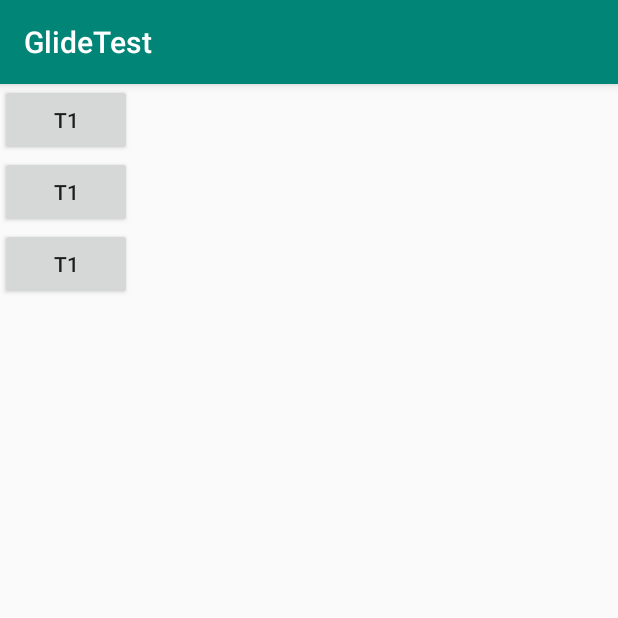
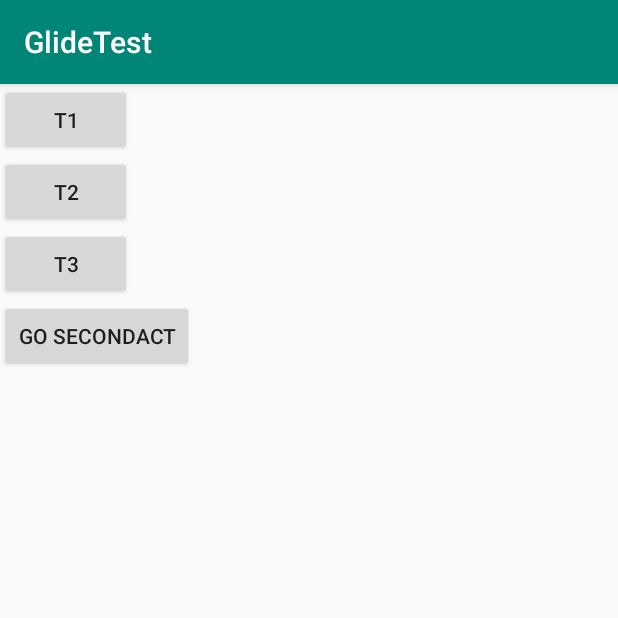
Before and after one commit to EthanCo/HandwrittenLibrary, an Android app: the screen it shows after launch (MainActivity), after a tap on "T1", on a phone screen of 412 x 824 dp, the top half of it. Run offline under Robolectric (Android 15) with nearby library versions, the phone set to English and light mode, and no system bars; pictures from the network do not load.

Commit message:
Glide完成

```diff
--- a/CustomGlide/app/src/main/AndroidManifest.xml
+++ b/CustomGlide/app/src/main/AndroidManifest.xml
@@ -1,6 +1,10 @@
 <?xml version="1.0" encoding="utf-8"?>
 <manifest xmlns:android="http://schemas.android.com/apk/res/android"
     package="com.ethanco.glidetest">
+
+    <uses-permission android:name="android.permission.INTERNET" />
+    <uses-permission android:name="android.permission.WRITE_EXTERNAL_STORAGE" />
+    <uses-permission android:name="android.permission.READ_EXTERNAL_STORAGE" />
 
     <application
         android:allowBackup="true"
@@ -9,6 +13,7 @@
         android:roundIcon="@mipmap/ic_launcher_round"
         android:supportsRtl="true"
         android:theme="@style/AppTheme">
+        <activity android:name=".SecondActivity"></activity>
         <activity android:name=".MainActivity">
             <intent-filter>
                 <action android:name="android.intent.action.MAIN" />
--- a/CustomGlide/app/src/main/java/com/ethanco/glidetest/MainActivity.java
+++ b/CustomGlide/app/src/main/java/com/ethanco/glidetest/MainActivity.java
@@ -1,14 +1,18 @@
 package com.ethanco.glidetest;
 
+import android.Manifest;
+import android.content.Intent;
 import android.os.Bundle;
 import android.view.View;
 import android.widget.ImageView;
 
 import androidx.appcompat.app.AppCompatActivity;
+import androidx.core.app.ActivityCompat;
 
 public class MainActivity extends AppCompatActivity {
 
     private ImageView imageView1, imageView2, imageView3;
+    public static final String PATH = "https://b-ssl.duitang.com/uploads/item/201208/30/20120830173930_PBfJE.jpeg";
 
     @Override
     protected void onCreate(Bundle savedInstanceState) {
@@ -18,19 +22,21 @@ public class MainActivity extends AppCompatActivity {
         imageView1 = findViewById(R.id.image1);
         imageView2 = findViewById(R.id.image2);
         imageView3 = findViewById(R.id.image3);
+
+        ActivityCompat.requestPermissions(this, new String[]{Manifest.permission.WRITE_EXTERNAL_STORAGE},1);
     }
 
     // 加载此图片：https://cn.bing.com/sa/simg/hpb/LaDigue_EN-CA1115245085_1920x1080.jpg
     public void t1(View view) {
-        Glide.with(this).load("https://cn.bing.com/sa/simg/hpb/LaDigue_EN-CA1115245085_1920x1080.jpg").into(imageView1);
+        Glide.with(this).load(PATH).into(imageView1);
     }
 
     public void t2(View view) {
-        Glide.with(this).load("https://cn.bing.com/sa/simg/hpb/LaDigue_EN-CA1115245085_1920x1080.jpg").into(imageView2);
+        Glide.with(this).load(PATH).into(imageView2);
     }
 
     public void t3(View view) {
-        Glide.with(this).load("https://cn.bing.com/sa/simg/hpb/LaDigue_EN-CA1115245085_1920x1080.jpg").into(imageView3);
+        Glide.with(this).load(PATH).into(imageView3);
     }
 
     @Override
@@ -42,4 +48,10 @@ public class MainActivity extends AppCompatActivity {
     protected void onDestroy() {
         super.onDestroy();
     }
+
+    public void goSecondAct(View view) {
+        Intent intent = new Intent(this, SecondActivity.class);
+        startActivity(intent);
+        finish();
+    }
 }
--- a/CustomGlide/app/src/main/java/com/ethanco/glidetest/RequestManager.java
+++ b/CustomGlide/app/src/main/java/com/ethanco/glidetest/RequestManager.java
@@ -33,9 +33,11 @@ public class RequestManager {
 
     /**
      * 可以管理生命周期 - FragmentActivity是有生命周期方法的(Fragment)
+     *
      * @param fragmentActivity
      */
     FragmentActivity fragmentActivity;
+
     public RequestManager(FragmentActivity fragmentActivity) {
         this.requestManagerContext = fragmentActivity;
         this.fragmentActivity = fragmentActivity;
@@ -58,6 +60,7 @@ public class RequestManager {
 
     /**
      * 可以管理生命周期 -- Activity是有生命周期方法的(Fragment)
+     *
      * @param activity
      */
     // todo @2
@@ -93,6 +96,7 @@ public class RequestManager {
 
     /**
      * 代表无法去管理生命周期 -- 因为Application无法管理
+     *
      * @param context
      */
     public RequestManager(Context context) {
@@ -101,12 +105,16 @@ public class RequestManager {
 
     /**
      * load 拿到要显示的图片路径
-     * @param s
+     *
+     * @param path
      * @return
      */
-    public RequestTargetEngine load(String s) {
+    public RequestTargetEngine load(String path) {
         // 移除Handler
         mHandler.removeMessages(NEXT_HANDLER_MSG);
+
+        //把值传递给资源加载引擎
+        requestTargetEngine.loadValueInitAction(path, requestManagerContext);
 
         return requestTargetEngine;
     }
--- a/CustomGlide/app/src/main/java/com/ethanco/glidetest/RequestTargetEngine.java
+++ b/CustomGlide/app/src/main/java/com/ethanco/glidetest/RequestTargetEngine.java
@@ -1,14 +1,24 @@
 package com.ethanco.glidetest;
 
+import android.content.Context;
 import android.util.Log;
 import android.widget.ImageView;
 
+import com.ethanco.glidetest.cache.ActiveCache;
+import com.ethanco.glidetest.cache.Key;
+import com.ethanco.glidetest.cache.MemoryCache;
+import com.ethanco.glidetest.cache.MemoryCacheCallback;
+import com.ethanco.glidetest.cache.Value;
+import com.ethanco.glidetest.cache.ValueCallback;
+import com.ethanco.glidetest.cache.disk.DiskCache;
 import com.ethanco.glidetest.fragment.LifecycleCallback;
+import com.ethanco.glidetest.load_data.LoadDataManager;
+import com.ethanco.glidetest.load_data.ResponseListener;
 
 /**
  * 加载图片资源
  */
-public class RequestTargetEngine implements LifecycleCallback {
+public class RequestTargetEngine implements LifecycleCallback, ValueCallback, MemoryCacheCallback, ResponseListener {
 
     private final String TAG = RequestTargetEngine.class.getSimpleName();
 
@@ -25,8 +35,168 @@ public class RequestTargetEngine implements LifecycleCallback {
     @Override
     public void glideRecycleAction() {
         Log.d(TAG, "glideInitAction: Glide生命周期之 进行释放操作 缓存策略释放操作等 >>>>>> ....");
+        if (activeCache != null) {
+            activeCache.closeThread(); // 把活动缓存给释放掉
+        }
+    }
+
+    private ActiveCache activeCache; // 活动缓存
+    private MemoryCache memoryCache; // 内存缓存
+    private DiskCache diskLruCache; // 磁盘缓存
+
+    private final int MEMORY_MAX_SIZE = 1024 * 1024 * 60;
+
+    public RequestTargetEngine() {
+        if (activeCache == null) {
+            activeCache = new ActiveCache(this); //设置监听:回调告诉外界，Value资源不再使用了
+        }
+        if (memoryCache == null) {
+            memoryCache = new MemoryCache(MEMORY_MAX_SIZE); //设置监听:LRU最少使用的元素会被移除
+            memoryCache.setMemoryCacheCallback(this);
+        }
+        // 初始化磁盘缓存
+        diskLruCache = new DiskCache();
+    }
+
+    private String path;
+    private Context glideContext;
+    private String key;
+    private ImageView imageView; //显示的目标
+
+    /**
+     * RequestManager传递的值
+     */
+    public void loadValueInitAction(String path, Context glideContext) {
+        this.path = path;
+        this.glideContext = glideContext;
+        key = new Key(path).getKey(); //ac037ea49e34257dc5577d1796bb137dbaddc0e42a9dff051beee8ea457a4668
     }
 
     public void into(ImageView imageView) {
+        this.imageView = imageView;
+
+        Tool.checkNotNull(imageView);
+        Tool.assertMainThread();
+
+        //TODO 加载资源 --> 缓存 --> 网络/SD 加载资源成功后 ---> 资源 保存到缓存中 >>>
+        Value value = cacheAction();
+        if (null != value) {
+            //使用完成了，减一
+            value.nonUseAction();
+            imageView.setImageBitmap(value.getmBitmap());
+        }
+    }
+
+    private Value cacheAction() {
+        //TODO 第一步，判断活动缓存是否有资源，如果有资源 就返回，否则就继续往下找
+        Value value = activeCache.get(key);
+        if (value != null) {
+            Log.d(TAG, "cacheAction: 本次加载是在(活动缓存)中获取的资源>>>");
+
+            //返回 代表 使用了一个Value
+            value.useAction(); //使用了一次 加一
+            return value;
+        }
+
+        //TODO 第二步，从内存缓存中去找，如果找到了，内存缓存中的元素"移动"到活动缓存，然后再返回
+        value = memoryCache.get(key);
+        if (null != value) {
+            // 移动操作
+            memoryCache.shoudonRemove(key); //移除内存缓存
+            activeCache.put(key, value); //把内存缓存中的元素 加入到活动缓存
+            Log.d(TAG, "cacheAction: 本次加载是在(内存缓存)中获取的资源>>>");
+
+            //返回 代表 使用了一个Value
+            value.useAction(); //使用了一次 加一
+            return value;
+        }
+
+        //TODO 第三步，从磁盘缓存中去找，如果找到了，把磁盘缓存中的元素 加入到活动缓存中
+        value = diskLruCache.get(key);
+        if (null != value) {
+            // 把磁盘缓存中的元素 --> 加入到活动缓存中
+            activeCache.put(key, value);
+            // 把磁盘缓存中的元素 --> 加入到内存缓存中
+            //memoryCache.put(key, value);
+
+            Log.d(TAG, "cacheAction: 本次加载是在(磁盘缓存)中获取的资源>>>");
+            //返回 代表 使用了一个Value
+            value.useAction(); //使用了一次 加一
+            return value;
+        }
+
+        //TODO 第四步，真正的去加载外部资源了，去网络上加载/去本地上加载
+        Log.d(TAG, "cacheAction: 本次加载是在(网络)中获取的资源>>>");
+        value = new LoadDataManager().loadResource(path, this, glideContext);
+        if (value != null) {
+            return value;
+        }
+
+        return null;
+    }
+
+    /**
+     * 活动缓存间接地调用Value所发出的
+     * 回调告诉外界，Value资源不再使用了
+     *
+     * @param key
+     * @param value
+     */
+    @Override
+    public void valueNonUseListener(String key, Value value) {
+        //把活动缓存的 Value资源 加载到 内存缓存
+        if (key != null && value != null) {
+            memoryCache.put(key, value);
+        }
+    }
+
+    /**
+     * 内存缓存发出的
+     * LRU最少使用的元素会被移除
+     *
+     * @param key
+     * @param oldValue
+     */
+    @Override
+    public void entryRemovedMemoryCache(String key, Value oldValue) {
+        //添加到复用池 ... 预留的功能
+    }
+
+    /**
+     * 从网络上加载图片成功
+     *
+     * @param value
+     */
+    @Override
+    public void responseSuccess(Value value) {
+        if (value != null) {
+            saveCache(key, value);
+            imageView.setImageBitmap(value.getmBitmap());
+        }
+    }
+
+    /**
+     * 从网络上加载图片失败
+     *
+     * @param e
+     */
+    @Override
+    public void responseException(Exception e) {
+        Log.d(TAG, "responseException: 加载外部资源失败 e:" + e.getMessage());
+    }
+
+    /**
+     * 保存到缓存中
+     *
+     * @param key
+     * @param value
+     */
+    private void saveCache(String key, Value value) {
+        Log.d(TAG, "saveCache: >>>>>>>>>>>>>>>>>>>>>>>>>>>>>>> 加载外部资源成功后，保存到缓存中 key:" + key + " value:" + value);
+        value.setKey(key);
+
+        if (diskLruCache != null) {
+            diskLruCache.put(key, value); //保存到磁盘缓存中
+        }
     }
 }
--- a/CustomGlide/app/src/main/java/com/ethanco/glidetest/cache/Value.java
+++ b/CustomGlide/app/src/main/java/com/ethanco/glidetest/cache/Value.java
@@ -97,7 +97,7 @@ public class Value {
         if (count <= 0 && callback != null) {
             // 回调告诉外界，不再使用了
             Log.d(TAG, "nonUseAction: VVVVVV mBitmap.isMutable():" + mBitmap.isMutable());
-            //callback.valueNonUseListener(key, value);
+            callback.valueNonUseListener(key, value);
         }
         Log.d(TAG, "useAction: 减一 count:" + count);
     }
--- a/CustomGlide/app/src/main/java/com/ethanco/glidetest/cache/disk/DiskCache.java
+++ b/CustomGlide/app/src/main/java/com/ethanco/glidetest/cache/disk/DiskCache.java
@@ -81,14 +81,17 @@ public class DiskCache {
         Tool.checkNotEmpty(key);
 
         InputStream inputStream = null;
-        Value value = Value.getInstance();
         try {
             DiskLruCache.Snapshot snapshot = diskLruCache.get(key);
-            if (snapshot != null) {
-                inputStream = snapshot.getInputStream(0); //index 不能大于VALUE_COUNT
+            // 判断快照不为null的情况下，在去读取操作
+            if (null != snapshot) {
+                Value value = Value.getInstance();
+                inputStream = snapshot.getInputStream(0);// index 不能大于 VALUE_COUNT
                 Bitmap bitmap = BitmapFactory.decodeStream(inputStream);
                 value.setmBitmap(bitmap);
+                // 保存key 唯一标识
                 value.setKey(key);
+                return value;
             }
         } catch (IOException e) {
             e.printStackTrace();
@@ -102,7 +105,7 @@ public class DiskCache {
                 }
             }
         }
-        return value;
+        return null; // 为了后续好判断
     }
 
 }
--- a/CustomGlide/app/src/main/java/com/ethanco/glidetest/fragment/ActivityFragmentManager.java
+++ b/CustomGlide/app/src/main/java/com/ethanco/glidetest/fragment/ActivityFragmentManager.java
@@ -2,6 +2,7 @@ package com.ethanco.glidetest.fragment;
 
 import android.annotation.SuppressLint;
 import android.app.Fragment;
+import android.util.Log;
 
 /**
  * Activity 生命周期关联管理
@@ -28,6 +29,7 @@ public class ActivityFragmentManager extends Fragment {
     @Override
     public void onStop() {
         super.onStop();
+        Log.i("Z--", "onStop");
         if (lifecycleCallback != null) {
             lifecycleCallback.glideStopAction();
         }
@@ -36,6 +38,7 @@ public class ActivityFragmentManager extends Fragment {
     @Override
     public void onDestroy() {
         super.onDestroy();
+        Log.i("Z--", "onDestroy");
         if (lifecycleCallback != null) {
             lifecycleCallback.glideRecycleAction();
         }
--- a/CustomGlide/app/src/main/java/com/ethanco/glidetest/fragment/FragmentActivityFragmentManager.java
+++ b/CustomGlide/app/src/main/java/com/ethanco/glidetest/fragment/FragmentActivityFragmentManager.java
@@ -1,6 +1,7 @@
 package com.ethanco.glidetest.fragment;
 
 import android.annotation.SuppressLint;
+import android.util.Log;
 
 import androidx.fragment.app.Fragment;
 
@@ -29,6 +30,7 @@ public class FragmentActivityFragmentManager extends Fragment {
     @Override
     public void onStop() {
         super.onStop();
+        Log.i("Z--", "onStop");
         if (lifecycleCallback != null) {
             lifecycleCallback.glideStopAction();
         }
@@ -37,6 +39,7 @@ public class FragmentActivityFragmentManager extends Fragment {
     @Override
     public void onDestroy() {
         super.onDestroy();
+        Log.i("Z--", "onDestroy");
         if (lifecycleCallback != null) {
             lifecycleCallback.glideRecycleAction();
         }
--- /dev/null
+++ b/CustomGlide/app/src/main/java/com/ethanco/glidetest/load_data/ILoadData.java
@@ -0,0 +1,15 @@
+package com.ethanco.glidetest.load_data;
+
+import android.content.Context;
+
+import com.ethanco.glidetest.cache.Value;
+
+/**
+ * 加载外部资源 标准
+ */
+public interface ILoadData {
+
+    // 加载外部资源的行为
+    public Value loadResource(String path, ResponseListener responseListener, Context context);
+
+}
--- /dev/null
+++ b/CustomGlide/app/src/main/java/com/ethanco/glidetest/load_data/LoadDataManager.java
@@ -0,0 +1,108 @@
+package com.ethanco.glidetest.load_data;
+
+import android.content.Context;
+import android.graphics.Bitmap;
+import android.graphics.BitmapFactory;
+import android.net.Uri;
+import android.os.Handler;
+import android.os.Looper;
+import android.util.Log;
+
+import com.ethanco.glidetest.cache.Value;
+
+import java.io.IOException;
+import java.io.InputStream;
+import java.net.HttpURLConnection;
+import java.net.URL;
+import java.net.URLConnection;
+import java.util.concurrent.SynchronousQueue;
+import java.util.concurrent.ThreadPoolExecutor;
+import java.util.concurrent.TimeUnit;
+
+public class LoadDataManager implements ILoadData, Runnable {
+
+    private final String TAG = LoadDataManager.class.getSimpleName();
+
+    private String path;
+    private ResponseListener responseListener;
+    private Context context;
+
+    @Override
+    public Value loadResource(String path, ResponseListener responseListener, Context context) {
+        this.path = path;
+        this.responseListener = responseListener;
+        this.context = context;
+
+        // 加载 网络图片/SD本地图片/..
+
+        Uri uri = Uri.parse(path);
+
+        // 网络图片
+        if ("HTTP".equalsIgnoreCase(uri.getScheme()) || "HTTPS".equalsIgnoreCase(uri.getScheme())) {
+                new ThreadPoolExecutor(0, Integer.MAX_VALUE,
+                        60, TimeUnit.SECONDS,
+                        new SynchronousQueue<Runnable>()).execute(this);
+        }
+
+        // SD本地图片 返回Value
+
+        // ....
+
+        return null;
+    }
+
+
+    @Override
+    public void run() {
+        InputStream inputStream = null;
+        HttpURLConnection httpURLConnection = null;
+
+        try {
+            URL url = new URL(path);
+            URLConnection urlConnection = url.openConnection();
+            httpURLConnection = (HttpURLConnection) urlConnection;
+            httpURLConnection.setConnectTimeout(5000);
+            final int responseCode = httpURLConnection.getResponseCode();
+            if (HttpURLConnection.HTTP_OK == responseCode) {
+                inputStream = httpURLConnection.getInputStream();
+                final Bitmap bitmap = BitmapFactory.decodeStream(inputStream);
+
+                // 成功 切换主线程
+                new Handler(Looper.getMainLooper()).post(new Runnable() {
+                    @Override
+                    public void run() {
+                        Value value = Value.getInstance();
+                        value.setmBitmap(bitmap);
+
+                        // 回调成功
+                        responseListener.responseSuccess(value);
+                    }
+                });
+            } else {
+                // 失败 切换主线程
+                new Handler(Looper.getMainLooper()).post(new Runnable() {
+                    @Override
+                    public void run() {
+                        responseListener.responseException(new IllegalStateException("请求失败 请求码:" + responseCode));
+                    }
+                });
+            }
+
+        } catch (Exception e) {
+            e.printStackTrace();
+        } finally {
+            if (inputStream != null) {
+                try {
+                    inputStream.close();
+                } catch (IOException e) {
+                    e.printStackTrace();
+                    Log.d(TAG, "run: 关闭 inputStream.close(); e:" + e.getMessage());
+                }
+            }
+
+            if (httpURLConnection != null) {
+                httpURLConnection.disconnect();
+            }
+        }
+    }
+}
--- /dev/null
+++ b/CustomGlide/app/src/main/java/com/ethanco/glidetest/load_data/ResponseListener.java
@@ -0,0 +1,15 @@
+package com.ethanco.glidetest.load_data;
+
+
+import com.ethanco.glidetest.cache.Value;
+
+/**
+ * 加载外部资源 成功与失败的 回调
+ */
+public interface ResponseListener {
+
+    public void responseSuccess(Value value);
+
+    public void responseException(Exception e);
+
+}
--- a/CustomGlide/app/src/main/res/layout/activity_main.xml
+++ b/CustomGlide/app/src/main/res/layout/activity_main.xml
@@ -8,7 +8,17 @@
     tools:context=".MainActivity"
     android:orientation="vertical">
 
+    <ScrollView
+        android:layout_width="match_parent"
+        android:layout_height="match_parent" >
+
         <LinearLayout
+            android:orientation="vertical"
+            android:layout_width="match_parent"
+            android:layout_height="match_parent" >
+
+            <LinearLayout
+                android:orientation="vertical"
                 android:layout_width="wrap_content"
                 android:layout_height="wrap_content">
 
@@ -28,6 +38,7 @@
 
 
             <LinearLayout
+                android:orientation="vertical"
                 android:layout_width="wrap_content"
                 android:layout_height="wrap_content">
 
@@ -39,7 +50,7 @@
                 <Button
                     android:layout_width="wrap_content"
                     android:layout_height="wrap_content"
-            android:text="t1"
+                    android:text="t2"
                     android:onClick="t2"
                     />
 
@@ -47,6 +58,7 @@
 
 
             <LinearLayout
+                android:orientation="vertical"
                 android:layout_width="wrap_content"
                 android:layout_height="wrap_content">
 
@@ -58,10 +70,27 @@
                 <Button
                     android:layout_width="wrap_content"
                     android:layout_height="wrap_content"
-            android:text="t1"
+                    android:text="t3"
                     android:onClick="t3"
                     />
 
             </LinearLayout>
 
+            <LinearLayout
+                android:orientation="vertical"
+                android:layout_width="wrap_content"
+                android:layout_height="wrap_content">
+
+                <Button
+                    android:layout_width="wrap_content"
+                    android:layout_height="wrap_content"
+                    android:text="go SecondAct"
+                    android:onClick="goSecondAct"
+                    />
+
             </LinearLayout>
+        </LinearLayout>
+
+    </ScrollView>
+
+</LinearLayout>
```
Also changed, not shown: CustomGlide/app/src/main/java/com/ethanco/glidetest/SecondActivity.java (added, +27 -0 lines), CustomGlide/app/src/main/res/layout/activity_second.xml (added, +16 -0 lines). Lines whose indentation alone changed are shown as unchanged.
